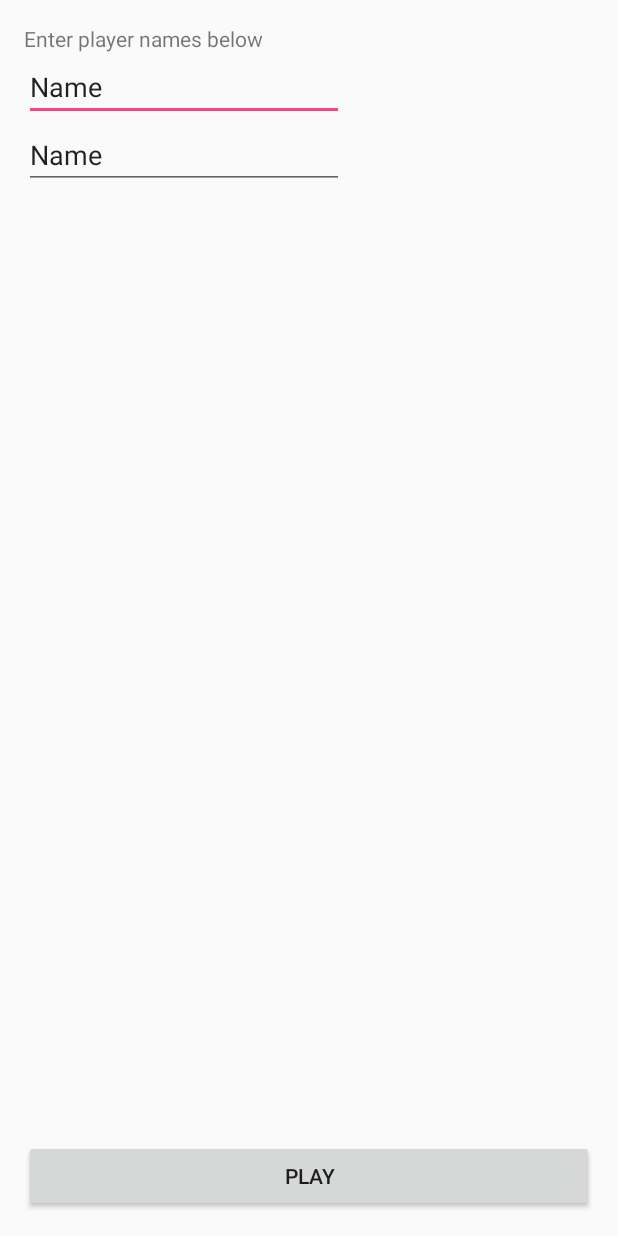
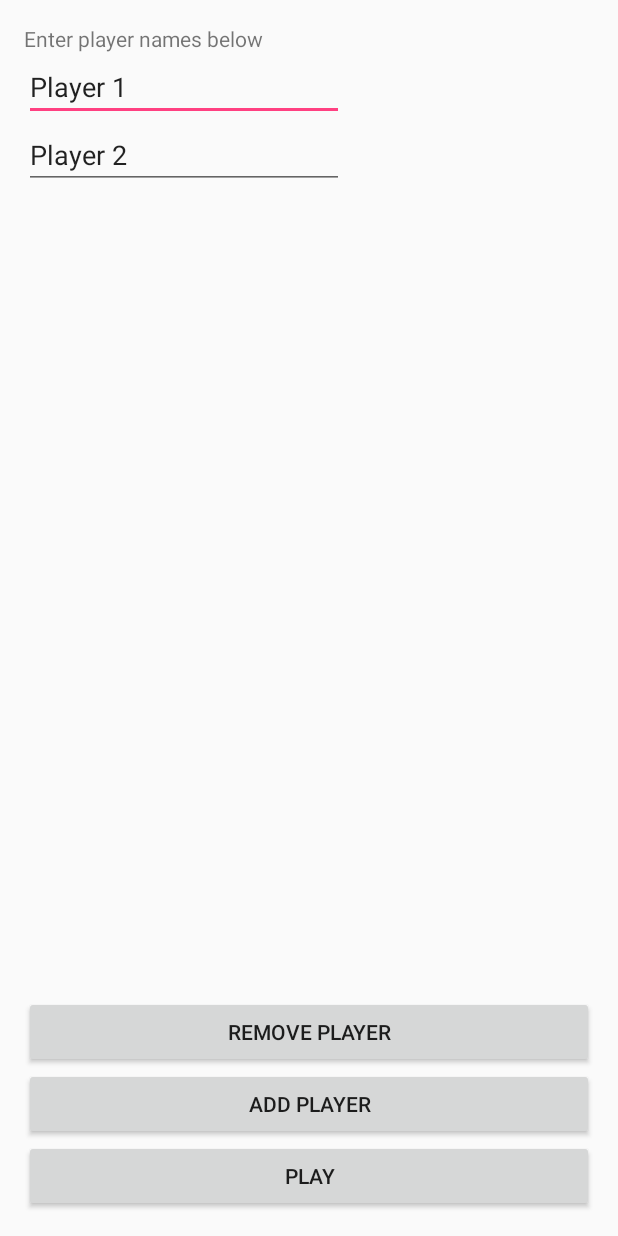
Before and after one commit to caseylouisee/Android_Arduino_Monopoly, an Android app: the screen it shows after launch (MainActivity), on a phone screen of 412 x 824 dp. Run offline under Robolectric (Android 15) with nearby library versions, the phone set to English and light mode, and no system bars.

Commit message:
Dynamically Add/Remove Players

```diff
--- a/app/src/main/java/caseylouisee/arduinomonopoly/MainActivity.java
+++ b/app/src/main/java/caseylouisee/arduinomonopoly/MainActivity.java
@@ -18,12 +18,17 @@ import java.util.Set;
 
 public class MainActivity extends AppCompatActivity {
     Button btnPlay;
+    Button btnAddPlayer;
+    Button btnRemovePlayer;
 
     //Bluetooth
     private BluetoothAdapter myBluetooth = null;
     public static String EXTRA_ADDRESS = "device_address";
     public static String PLAYER1 = "Player 1";
     public static String PLAYER2 = "Player 2";
+    public static String PLAYER3 = "Player 3";
+    public static String PLAYER4 = "Player 4";
+    int playerCount = 2;
 
     @Override
     protected void onCreate(Bundle savedInstanceState) {
@@ -31,6 +36,8 @@ public class MainActivity extends AppCompatActivity {
         setContentView(R.layout.activity_main);
 
         btnPlay = (Button) findViewById(R.id.btnPlay);
+        btnAddPlayer = (Button) findViewById(R.id.btnAddPlayer);
+        btnRemovePlayer = (Button) findViewById(R.id.btnRemovePlayer);
 
         //if the device has bluetooth
         myBluetooth = BluetoothAdapter.getDefaultAdapter();
@@ -46,6 +53,36 @@ public class MainActivity extends AppCompatActivity {
             Intent turnBTon = new Intent(BluetoothAdapter.ACTION_REQUEST_ENABLE);
             startActivityForResult(turnBTon, 1);
         }
+
+        btnAddPlayer.setOnClickListener(new View.OnClickListener() {
+            @Override
+            public void onClick(View v) {
+                EditText editText3 = (EditText) findViewById(R.id.editText3);
+                EditText editText4 = (EditText) findViewById(R.id.editText4);
+                if(playerCount==2){
+                    editText3.setVisibility(View.VISIBLE);
+                    playerCount++;
+                } else if(playerCount==3){
+                    editText4.setVisibility(View.VISIBLE);
+                    playerCount++;
+                }
+            }
+        });
+
+        btnRemovePlayer.setOnClickListener(new View.OnClickListener() {
+            @Override
+            public void onClick(View v) {
+                EditText editText3 = (EditText) findViewById(R.id.editText3);
+                EditText editText4 = (EditText) findViewById(R.id.editText4);
+                if(playerCount==4){
+                    editText4.setVisibility(View.INVISIBLE);
+                    playerCount--;
+                } else if(playerCount==3){
+                    editText3.setVisibility(View.INVISIBLE);
+                    playerCount--;
+                }
+            }
+        });
 
         btnPlay.setOnClickListener(new View.OnClickListener() {
             @Override
@@ -75,6 +112,18 @@ public class MainActivity extends AppCompatActivity {
 
                             i.putExtra(PLAYER1, player1);
                             i.putExtra(PLAYER2, player2);
+
+                            EditText p3 = (EditText) findViewById(R.id.editText3);
+                            EditText p4 = (EditText) findViewById(R.id.editText4);
+                            if(p3.getVisibility()==View.VISIBLE) {
+                                String player3 = p3.getText().toString();
+                                i.putExtra(PLAYER3, player3);
+                            }
+
+                            if(p4.getVisibility()==View.VISIBLE){
+                                String player4 = p4.getText().toString();
+                                i.putExtra(PLAYER4, player4);
+                            }
 
                             startActivity(i);
                         }
--- a/app/src/main/res/layout/activity_main.xml
+++ b/app/src/main/res/layout/activity_main.xml
@@ -29,7 +29,7 @@
         android:layout_width="wrap_content"
         android:layout_height="wrap_content"
         android:inputType="textPersonName"
-        android:text="Name"
+        android:text="Player 1"
         android:ems="10"
         android:id="@+id/editText"
         android:layout_below="@+id/textView"
@@ -42,10 +42,59 @@
         android:layout_width="wrap_content"
         android:layout_height="wrap_content"
         android:inputType="textPersonName"
-        android:text="Name"
+        android:text="Player 2"
         android:ems="10"
         android:id="@+id/editText2"
         android:layout_below="@+id/editText"
         android:layout_alignParentLeft="true"
         android:layout_alignParentStart="true" />
+
+    <EditText
+        android:visibility="gone"
+        android:layout_width="wrap_content"
+        android:layout_height="wrap_content"
+        android:inputType="textPersonName"
+        android:text="Player 3"
+        android:ems="10"
+        android:id="@+id/editText3"
+        android:layout_below="@+id/editText2"
+        android:layout_alignParentLeft="true"
+        android:layout_alignParentStart="true" />
+
+    <EditText
+        android:visibility="gone"
+        android:layout_width="wrap_content"
+        android:layout_height="wrap_content"
+        android:inputType="textPersonName"
+        android:text="Player 4"
+        android:ems="10"
+        android:id="@+id/editText4"
+        android:layout_below="@+id/editText3"
+        android:layout_alignParentLeft="true"
+        android:layout_alignParentStart="true" />
+
+    <Button
+        android:layout_width="wrap_content"
+        android:layout_height="wrap_content"
+        android:text="Remove Player"
+        android:id="@+id/btnRemovePlayer"
+        android:layout_above="@+id/btnAddPlayer"
+        android:layout_alignParentLeft="true"
+        android:layout_alignParentStart="true"
+        android:layout_alignRight="@+id/btnPlay"
+        android:layout_alignEnd="@+id/btnPlay"
+        android:onClick="removePlayer"/>
+
+    <Button
+        android:layout_width="wrap_content"
+        android:layout_height="wrap_content"
+        android:text="Add Player"
+        android:id="@+id/btnAddPlayer"
+        android:layout_above="@+id/btnPlay"
+        android:layout_alignParentLeft="true"
+        android:layout_alignParentStart="true"
+        android:layout_alignRight="@+id/btnPlay"
+        android:layout_alignEnd="@+id/btnPlay"
+        android:onClick="addPlayer"/>
+
 </RelativeLayout>
```
Also changed, not shown: app/src/main/java/caseylouisee/arduinomonopoly/GamePlay.java (+13 -2 lines).
